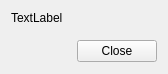
This is Gui/Components/MainMenu/Forms/TextDialog.ui in Liyezhong/Shared as Qt 5 draws it before an edit. The edited form follows.
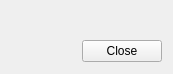
This is the edited form. Custom widgets are drawn as their Qt base class.

What changed in the file:
```diff
--- a/Gui/Components/MainMenu/Forms/TextDialog.ui
+++ b/Gui/Components/MainMenu/Forms/TextDialog.ui
@@ -6,7 +6,7 @@
    <rect>
     <x>0</x>
     <y>0</y>
-    <width>168</width>
+    <width>173</width>
     <height>74</height>
    </rect>
   </property>
@@ -17,7 +17,7 @@
    <item row="0" column="0" colspan="2">
     <widget class="QLabel" name="captionLabel">
      <property name="text">
-      <string>TextLabel</string>
+      <string/>
      </property>
     </widget>
    </item>
```
